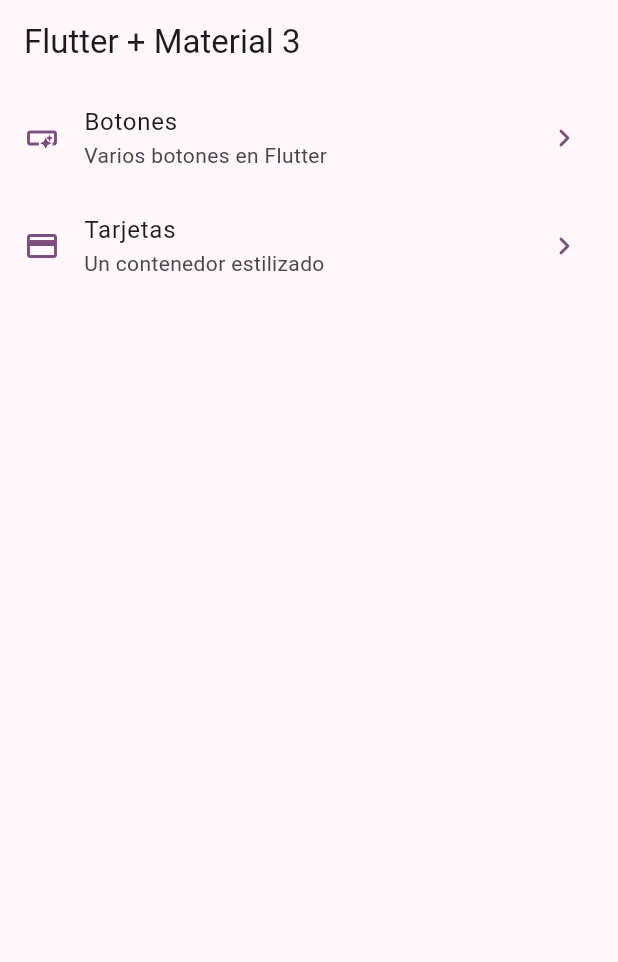
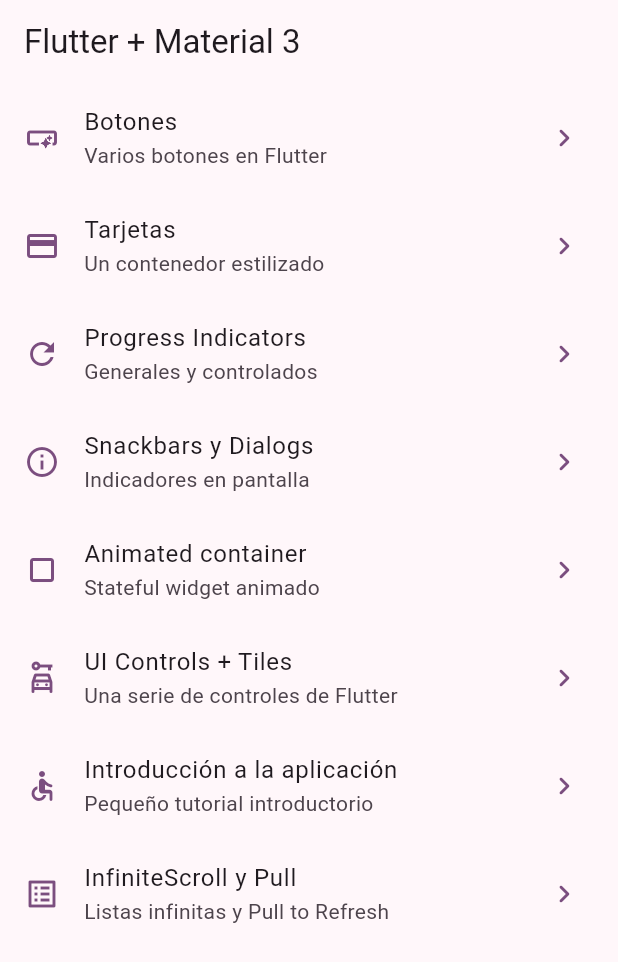
Before and after one commit to Pythonesa/AprendiendoFlutter, a Flutter app: the screen it shows after launch, on a phone screen of 412 x 824 dp. Shown: the top 962 px of the screen. Run offline on Flutter 3.47's test engine with Material 2 defaults, Android fonts, the phone set to English and light mode, and no system bars; our stand-ins replace animate_do, dio, go_router, video_player.

Commit message:
:clown_face: feat(WidgetsApp): menu & routes for all screens

```diff
--- a/widgets_app/lib/config/menu/menu_items.dart
+++ b/widgets_app/lib/config/menu/menu_items.dart
@@ -28,4 +28,45 @@ const appMenuItems = <MenuItem>[
     icon: Icons.credit_card
   ),
 
+  MenuItem(
+    title: 'Progress Indicators',
+    subtitle: 'Generales y controlados',
+    link: '/progress',
+    icon: Icons.refresh
+  ),
+
+  MenuItem(
+    title: 'Snackbars y Dialogs',
+    subtitle: 'Indicadores en pantalla',
+    link: '/snackbars',
+    icon: Icons.info_outline,
+  ),
+
+  MenuItem(
+    title: 'Animated container',
+    subtitle: 'Stateful widget animado',
+    link: '/animated',
+    icon: Icons.crop_square,
+  ),
+
+  MenuItem(
+    title: 'UI Controls + Tiles',
+    subtitle: 'Una serie de controles de Flutter',
+    link: '/ui-controls',
+    icon: Icons.car_rental_outlined,
+  ),
+
+  MenuItem(
+    title: 'Introducción a la aplicación',
+    subtitle: 'Pequeño tutorial introductorio',
+    link: '/tutorial',
+    icon: Icons.accessible_rounded,
+  ),
+
+  MenuItem(
+    title: 'InfiniteScroll y Pull',
+    subtitle: 'Listas infinitas y Pull to Refresh',
+    link: '/infinite',
+    icon: Icons.list_alt,
+  ),
 ];
--- a/widgets_app/lib/config/router/app_router.dart
+++ b/widgets_app/lib/config/router/app_router.dart
@@ -17,5 +17,29 @@ final appRouter = GoRouter(
       path: '/cards',
       builder: (context, state) => const CardsScreen(),
     ),
+    GoRoute(
+      path: '/progress',
+      builder: (context, state) => const ProgressScreen(),
+    ),
+    GoRoute(
+      path: '/snackbars',
+      builder: (context, state) => const SnackBarScreen(),
+    ),
+    GoRoute(
+      path: '/animated',
+      builder: (context, state) => const AnimatedScreen(),
+    ),
+    GoRoute(
+      path: '/ui-controls',
+      builder: (context, state) => const UIControlsScreen(),
+    ),
+    GoRoute(
+      path: '/infinite',
+      builder: (context, state) => const InfiniteScrollScreen(),
+    ),
+    GoRoute(
+      path: '/tutorial',
+      builder: (context, state) => const AppTutorialScreen(),
+    )
   ],
 );
```
